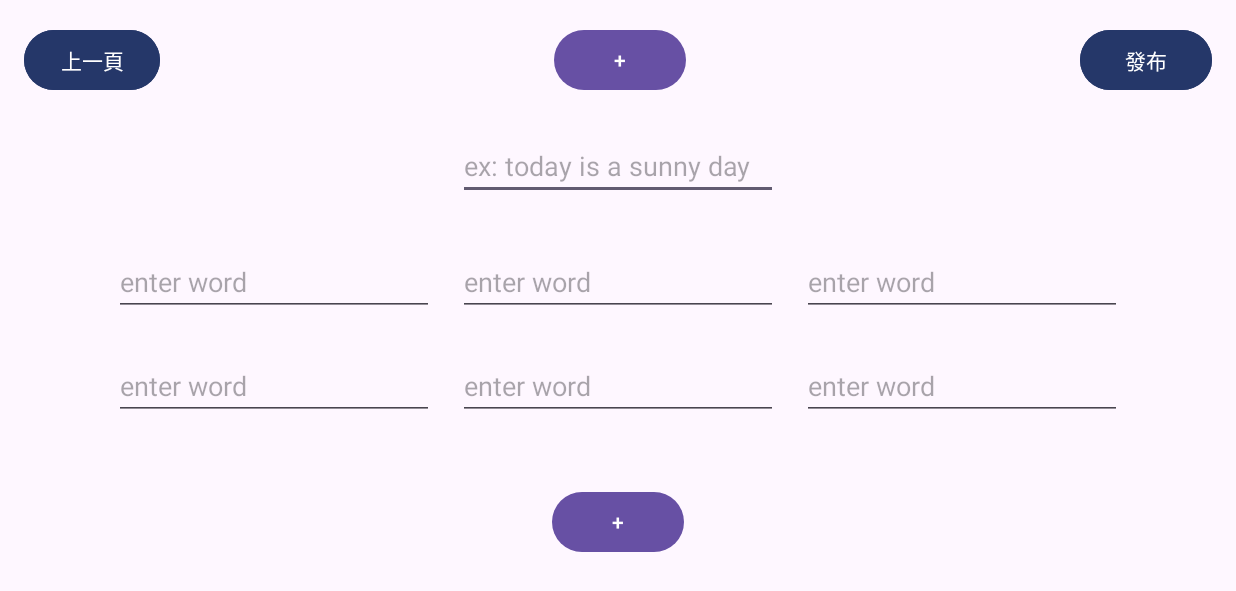
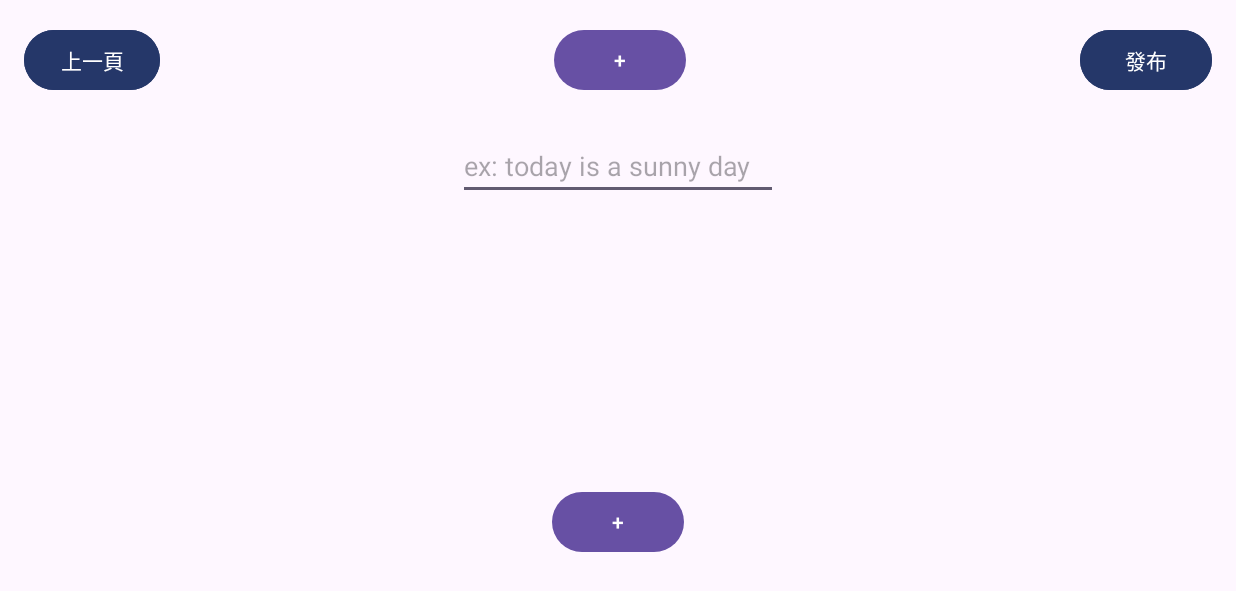
Before and after one commit to D1018600/Language_studying_app, an Android app: the DesignStageActivity screen opened directly, with no data from a screen before it, on a phone screen of 824 x 412 dp (held sideways). Shown: the top 591 px of the screen. Run offline under Robolectric (Android 15) with nearby library versions, the phone set to English and light mode, and no system bars.

Commit message:
update add word function

```diff
--- a/app/src/main/java/fcu/app/language_studying_app/DesignStageActivity.java
+++ b/app/src/main/java/fcu/app/language_studying_app/DesignStageActivity.java
@@ -16,7 +16,8 @@ public class DesignStageActivity extends AppCompatActivity {
     private Button btnReturn;
     private EditText etTopic;
     private Button btnAddWord;
-
+    private EditText[] etWords;
+    private int wordCount = 0;
 
     @Override
     protected void onCreate(Bundle savedInstanceState) {
@@ -32,12 +33,32 @@ public class DesignStageActivity extends AppCompatActivity {
         btnReturn = findViewById(R.id.btn_return_design_stage);
         etTopic = findViewById(R.id.et_topic);
         btnAddWord = findViewById(R.id.btn_add_word);
+        etWords = new EditText[]{
+                findViewById(R.id.et_2),
+                findViewById(R.id.et_3),
+                findViewById(R.id.et_5),
+                findViewById(R.id.et_1),
+                findViewById(R.id.et_4),
+                findViewById(R.id.et_6)
+        };
+
+        for (EditText editText : etWords) {
+            editText.setVisibility(View.INVISIBLE);
+        }
         View.OnClickListener listener = new View.OnClickListener() {
             @Override
             public void onClick(View view) {
                 Intent intent = new Intent();
-                intent.setClass(DesignStageActivity.this, DesignRecordActivity.class);
-                DesignStageActivity.this.startActivity(intent);
+                if(view.getId() == R.id.btn_return_design_stage){
+                    intent.setClass(DesignStageActivity.this, DesignRecordActivity.class);
+                    DesignStageActivity.this.startActivity(intent);
+                }
+                if(view.getId() == R.id.btn_add_word){
+                    if(wordCount < etWords.length){
+                        etWords[wordCount].setVisibility(View.VISIBLE);
+                        wordCount++;
+                    }
+                }
             }
         };
         btnReturn.setOnClickListener(listener);
--- a/app/src/main/res/layout/activity_design_stage.xml
+++ b/app/src/main/res/layout/activity_design_stage.xml
@@ -74,7 +74,7 @@
         app:layout_constraintEnd_toEndOf="parent"
         app:layout_constraintStart_toStartOf="parent"
         app:layout_constraintTop_toBottomOf="@+id/et_topic"
-        tools:visibility="invisible" />
+        tools:visibility="visible" />
 
     <EditText
         android:id="@+id/et_3"
@@ -87,7 +87,7 @@
         app:layout_constraintBottom_toBottomOf="@+id/et_2"
         app:layout_constraintStart_toEndOf="@+id/et_2"
         app:layout_constraintTop_toTopOf="@+id/et_2"
-        tools:visibility="invisible" />
+        tools:visibility="visible" />
 
     <EditText
         android:id="@+id/et_5"
@@ -100,7 +100,7 @@
         app:layout_constraintEnd_toEndOf="@+id/et_2"
         app:layout_constraintStart_toStartOf="@+id/et_2"
         app:layout_constraintTop_toBottomOf="@+id/et_2"
-        tools:visibility="invisible" />
+        tools:visibility="visible" />
 
     <EditText
         android:id="@+id/et_1"
@@ -125,7 +125,7 @@
         app:layout_constraintBottom_toBottomOf="@+id/et_5"
         app:layout_constraintEnd_toStartOf="@+id/et_5"
         app:layout_constraintTop_toTopOf="@+id/et_5"
-        tools:visibility="invisible" />
+        tools:visibility="visible" />
 
     <EditText
         android:id="@+id/et_6"
```
